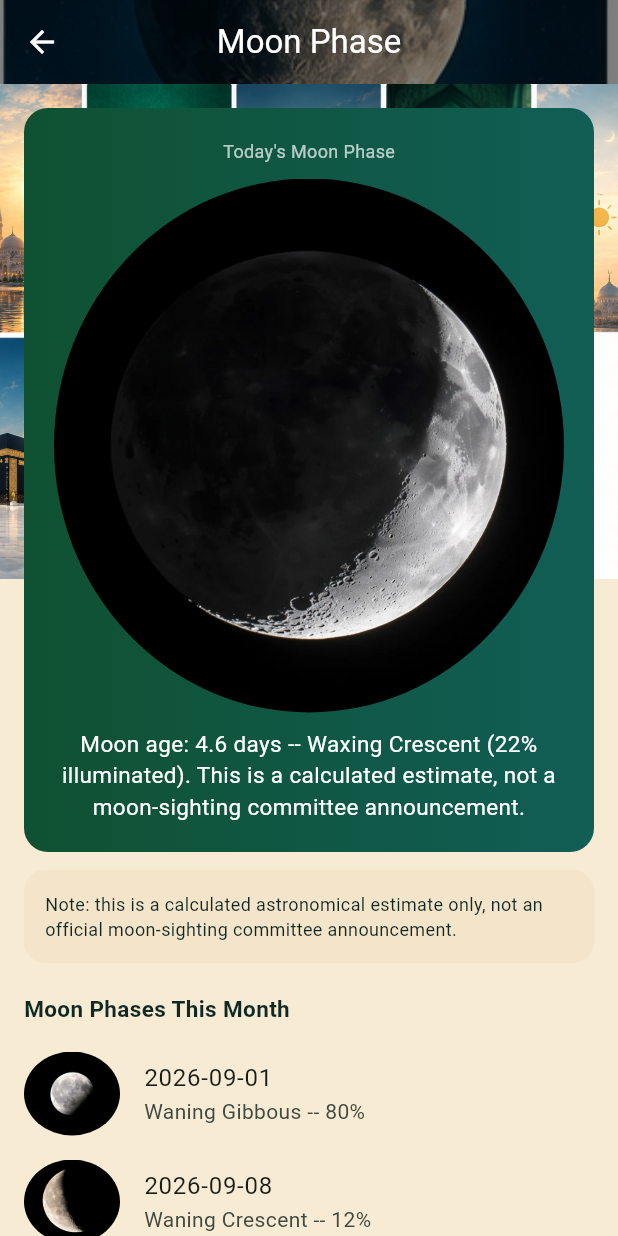
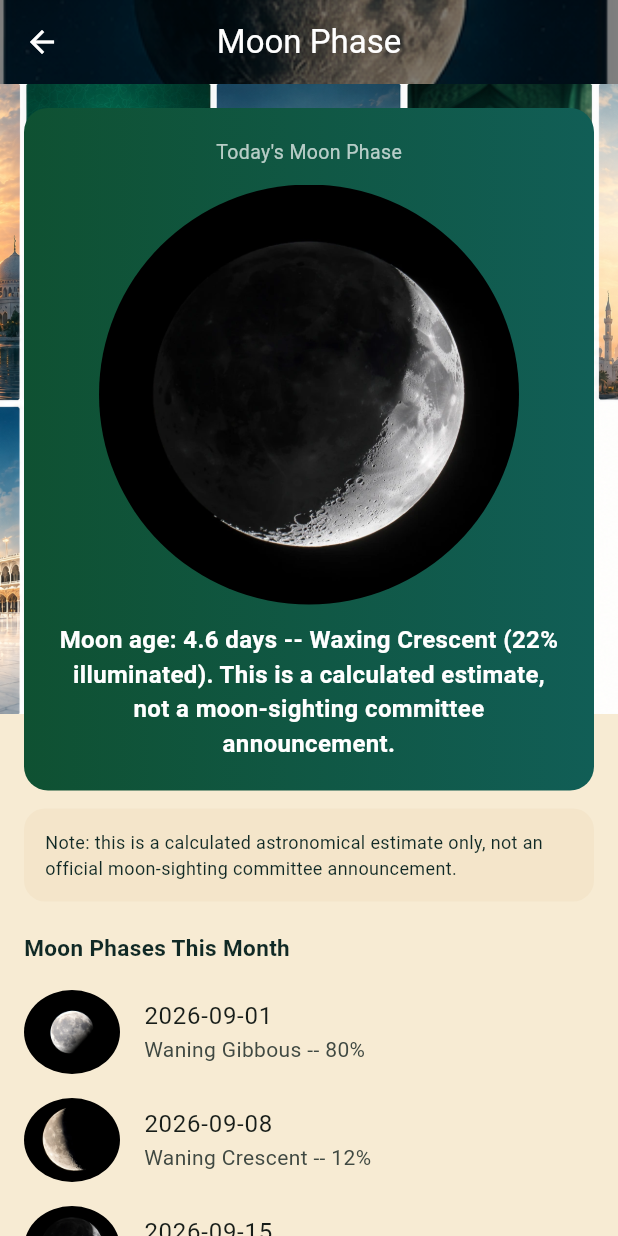
Before and after one commit to 9369702788/wirdi_v16.1.27, a Flutter app: the MoonScreen screen opened directly, on a phone screen of 412 x 824 dp. Run offline on Flutter 3.47's test engine with Material 3 defaults, Android fonts, the phone set to English and light mode, and no system bars; our stand-ins replace audio_service, audioplayers, camera, cloud_firestore, file_picker, firebase_auth and 12 more; missing offline and left inert: home_widget; accounts and stored records are empty; network calls fail; Roboto replaces fonts that are missing (Cairo).

Commit message:
Add files via upload

```diff
--- a/lib/features/azkar/azkar_screen.dart
+++ b/lib/features/azkar/azkar_screen.dart
@@ -86,7 +86,7 @@ class _AzkarScreenState extends State<AzkarScreen> with SingleTickerProviderStat
             top: 0,
             left: 0,
             right: 0,
-            height: 260,
+            height: 380,
             child: IgnorePointer(
               child: DecoratedBox(
                 decoration: BoxDecoration(
@@ -98,7 +98,8 @@ class _AzkarScreenState extends State<AzkarScreen> with SingleTickerProviderStat
                   gradient: LinearGradient(
                     begin: Alignment.topCenter,
                     end: Alignment.bottomCenter,
-                    colors: [Colors.black.withValues(alpha: 0.10), Colors.transparent],
+                    colors: [Colors.black.withValues(alpha: 0.28), Colors.black.withValues(alpha: 0.12), Colors.transparent],
+                    stops: [0.0, 0.45, 1.0],
                   ),
                 ),
               ),
--- a/lib/features/hadeeth_enc/hadeeth_category_screen.dart
+++ b/lib/features/hadeeth_enc/hadeeth_category_screen.dart
@@ -87,7 +87,7 @@ class _HadeethCategoryScreenState extends State<HadeethCategoryScreen> {
                 return Card(
                   child: ListTile(
                     leading: Icon(Icons.format_quote, color: AppColors.primaryEmerald),
-                    title: Text(item.title, maxLines: 2, overflow: TextOverflow.ellipsis),
+                    title: Text(item.title, maxLines: 3, overflow: TextOverflow.ellipsis, style: const TextStyle(fontSize: 15, height: 1.4)),
                     trailing: const Icon(Icons.chevron_right),
                     onTap: () => Navigator.push(
                       context,
--- a/lib/features/hadeeth_enc/hadeeth_detail_screen.dart
+++ b/lib/features/hadeeth_enc/hadeeth_detail_screen.dart
@@ -122,7 +122,7 @@ class _HadeethDetailScreenState extends State<HadeethDetailScreen> {
                   children: [
                     Text(detail.title, style: const TextStyle(color: Colors.white, fontSize: 16, fontWeight: FontWeight.w700)),
                     const SizedBox(height: 12),
-                    Text(detail.matn, style: const TextStyle(color: Colors.white, fontSize: 18, height: 1.8)),
+                    Text(detail.matn, style: const TextStyle(fontFamily: 'AmiriQuran', color: Colors.white, fontSize: 20, height: 1.9)),
                   ],
                 ),
               ),
--- a/lib/features/moon/moon_screen.dart
+++ b/lib/features/moon/moon_screen.dart
@@ -56,7 +56,7 @@ class _MoonScreenState extends State<MoonScreen> {
                   top: 0,
                   left: 0,
                   right: 0,
-                  height: 330,
+                  height: 420,
                   child: IgnorePointer(
                     child: DecoratedBox(
                       decoration: BoxDecoration(
@@ -68,37 +68,30 @@ class _MoonScreenState extends State<MoonScreen> {
                         gradient: LinearGradient(
                           begin: Alignment.topCenter,
                           end: Alignment.bottomCenter,
-                          colors: [Colors.black.withValues(alpha: 0.05), Colors.transparent],
+                          colors: [Colors.black.withValues(alpha: 0.30), Colors.transparent],
                         ),
                       ),
                     ),
                   ),
                 ),
-                LayoutBuilder(
-                  builder: (context, constraints) {
-                    final isLandscape = constraints.maxWidth > constraints.maxHeight;
-                    final mainMoonSize = math.min(
-                      420.0,
-                      isLandscape ? constraints.maxHeight * 0.55 : constraints.maxWidth - 56,
-                    );
-                    return ListView(
-                      padding: const EdgeInsets.all(16),
-                      children: [
+                ListView(
+                  padding: EdgeInsets.fromLTRB(16, 16, 16, 24 + MediaQuery.of(context).padding.bottom),
+              children: [
                 Container(
                   width: double.infinity,
                   padding: const EdgeInsets.all(20),
                   decoration: BoxDecoration(gradient: LinearGradient(colors: [AppColors.primaryEmerald, const Color(0xFF115E56)]), borderRadius: BorderRadius.circular(16)),
                   child: Column(children: [
-                    Text(isAr ? 'طور القمر اليوم' : "Today's Moon Phase", style: const TextStyle(color: Colors.white70, fontSize: 12)),
-                    const SizedBox(height: 10),
+                    Text(isAr ? 'طور القمر اليوم' : "Today's Moon Phase", style: const TextStyle(color: Colors.white70, fontSize: 13)),
+                    const SizedBox(height: 12),
                     if (sighting != null)
                       SizedBox(
-                        width: mainMoonSize,
-                        height: mainMoonSize,
+                        width: 280,
+                        height: 280,
                         child: MoonPhaseIcon(ageDays: sighting.ageDays, illumination: sighting.illumination, isWaxing: sighting.isWaxing),
                       ),
-                    const SizedBox(height: 10),
-                    Text(sighting?.description ?? '', textAlign: TextAlign.center, style: const TextStyle(color: Colors.white, fontSize: 15)),
+                    const SizedBox(height: 12),
+                    Text(sighting?.description ?? '', textAlign: TextAlign.center, style: const TextStyle(color: Colors.white, fontSize: 16, fontWeight: FontWeight.w600)),
                   ]),
                 ),
                 const SizedBox(height: 12),
@@ -125,12 +118,10 @@ class _MoonScreenState extends State<MoonScreen> {
                       title: Text(p.date),
                       subtitle: Text('${p.phase} -- ${(p.illumination * 100).round()}%'),
                     ),
-                      ],
-                    );
-                  },
-                ),
-              ],
-            ),
+                ],
+              ),
+            ],
+          ),
     );
   }
 }
```
Also changed, not shown: lib/features/home/home_dashboard_screen.dart (+18 -4 lines), lib/features/mushaf/mushaf_view_screen.dart (+12 -6 lines), lib/features/prayer/monthly_prayer_calendar_screen.dart (+11 -7 lines), lib/features/prayer/prayer_times_screen.dart (+87 -17 lines).
